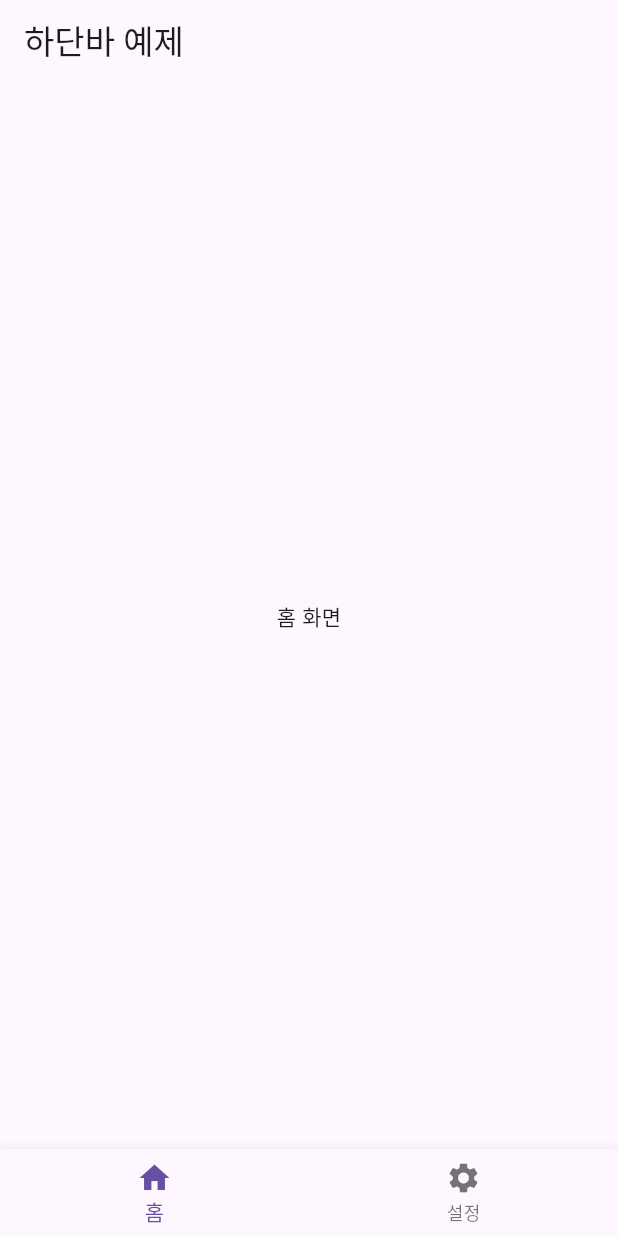
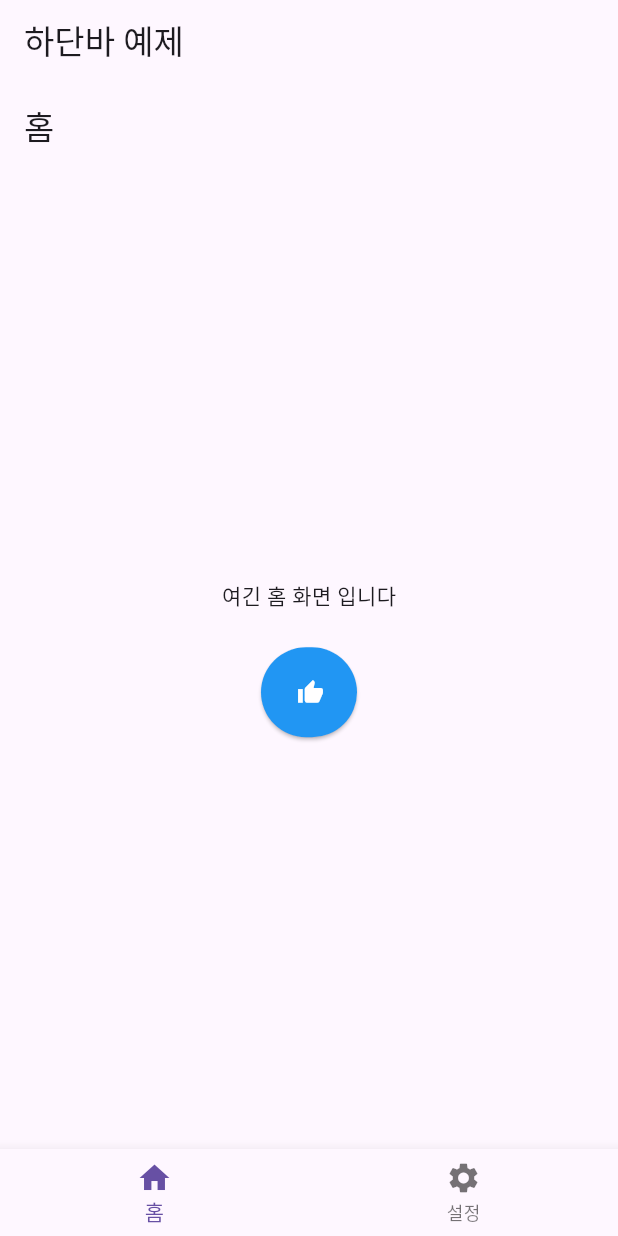
Before and after one commit to DoggySummer/myflutter, a Flutter app: the screen it shows after launch, on a phone screen of 412 x 824 dp. Run offline on Flutter 3.47's test engine with Material 3 defaults, Android fonts, the phone set to English and light mode, and no system bars.

Commit message:
플러터 초기개발

```diff
--- a/lib/main.dart
+++ b/lib/main.dart
@@ -1,14 +1,12 @@
 import 'package:flutter/material.dart';
+import 'screens/home_screen.dart';
 
 void main() => runApp(MyApp());
 
 class MyApp extends StatelessWidget {
   @override
   Widget build(BuildContext context) {
-    return MaterialApp(
-      title: '하단바 예제',
-      home: MyHomePage(),
-    );
+    return MaterialApp(title: '하단바 예제', home: MyHomePage());
   }
 }
 
@@ -22,7 +20,7 @@ class _MyHomePageState extends State<MyHomePage> {
 
   // 각 탭에 보여줄 화면들
   final List<Widget> _pages = <Widget>[
-    Center(child: Text('홈 화면')),
+    HomeScreen(),
     Center(child: Text('설정 화면')),
   ];
 
@@ -41,14 +39,8 @@ class _MyHomePageState extends State<MyHomePage> {
         currentIndex: _selectedIndex,
         onTap: _onItemTapped,
         items: const [
-          BottomNavigationBarItem(
-            icon: Icon(Icons.home),
-            label: '홈',
-          ),
-          BottomNavigationBarItem(
-            icon: Icon(Icons.settings),
-            label: '설정',
-          ),
+          BottomNavigationBarItem(icon: Icon(Icons.home), label: '홈'),
+          BottomNavigationBarItem(icon: Icon(Icons.settings), label: '설정'),
         ],
       ),
     );
--- a/lib/screens/home_screen.dart
+++ b/lib/screens/home_screen.dart
@@ -0,0 +1,23 @@
+import 'package:flutter/material.dart';
+import '../widgets/custom_button.dart';
+
+class HomeScreen extends StatelessWidget {
+  const HomeScreen({super.key});
+
+  @override
+  Widget build(BuildContext context) {
+    return Scaffold(
+      appBar: AppBar(title: const Text('홈')),
+      body: Center(
+        child: Column(
+          mainAxisAlignment: MainAxisAlignment.center,
+          children: const [
+            Text('여긴 홈 화면 입니다'),
+            SizedBox(height: 24),
+            MyButton(size: 60, color: Colors.blue),
+          ],
+        ),
+      ),
+    );
+  }
+}
--- /dev/null
+++ b/lib/widgets/custom_button.dart
@@ -0,0 +1,22 @@
+import 'package:flutter/material.dart';
+
+class MyButton extends StatelessWidget {
+  final double size; // 버튼 크기
+  final Color color; // 버튼 색상
+
+  const MyButton({super.key, required this.size, required this.color});
+
+  @override
+  Widget build(BuildContext context) {
+    return ElevatedButton(
+      style: ElevatedButton.styleFrom(
+        backgroundColor: color,
+        fixedSize: Size(size, size), // 정사각형 버튼
+      ),
+      onPressed: () {
+        print("버튼 클릭!");
+      },
+      child: const Icon(Icons.thumb_up, color: Colors.white),
+    );
+  }
+}
```
Also changed, not shown: lib/routes/app_routes.dart (added), lib/services/user_service.dart (added), lib/theme/app_theme.dart (added).
